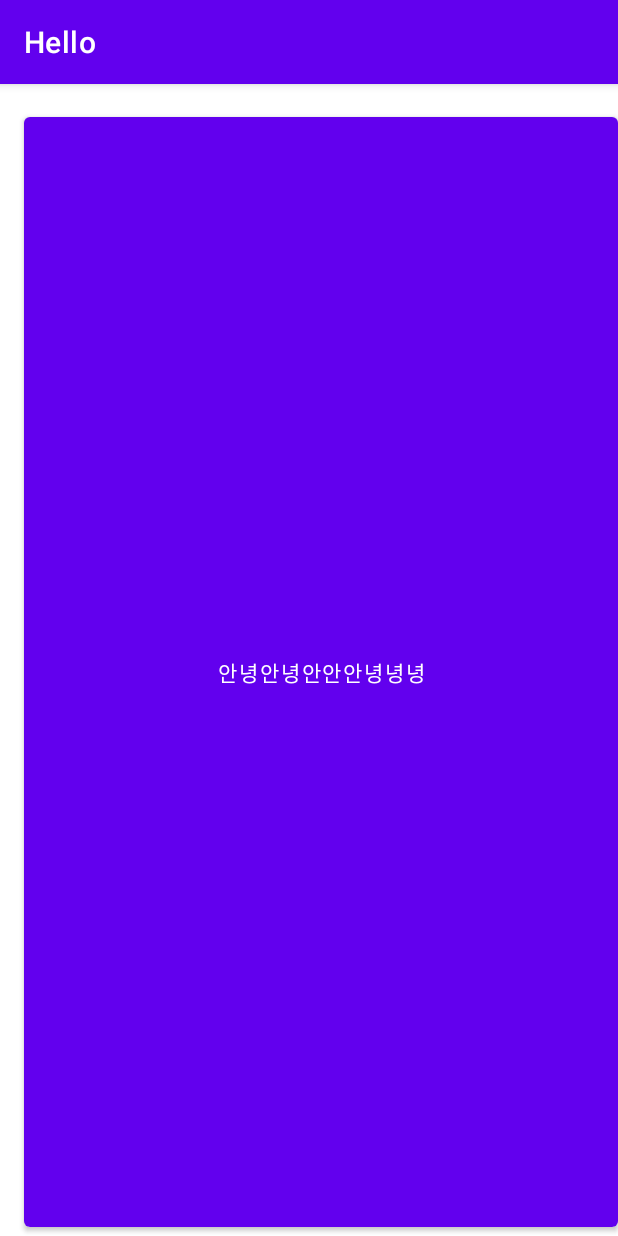
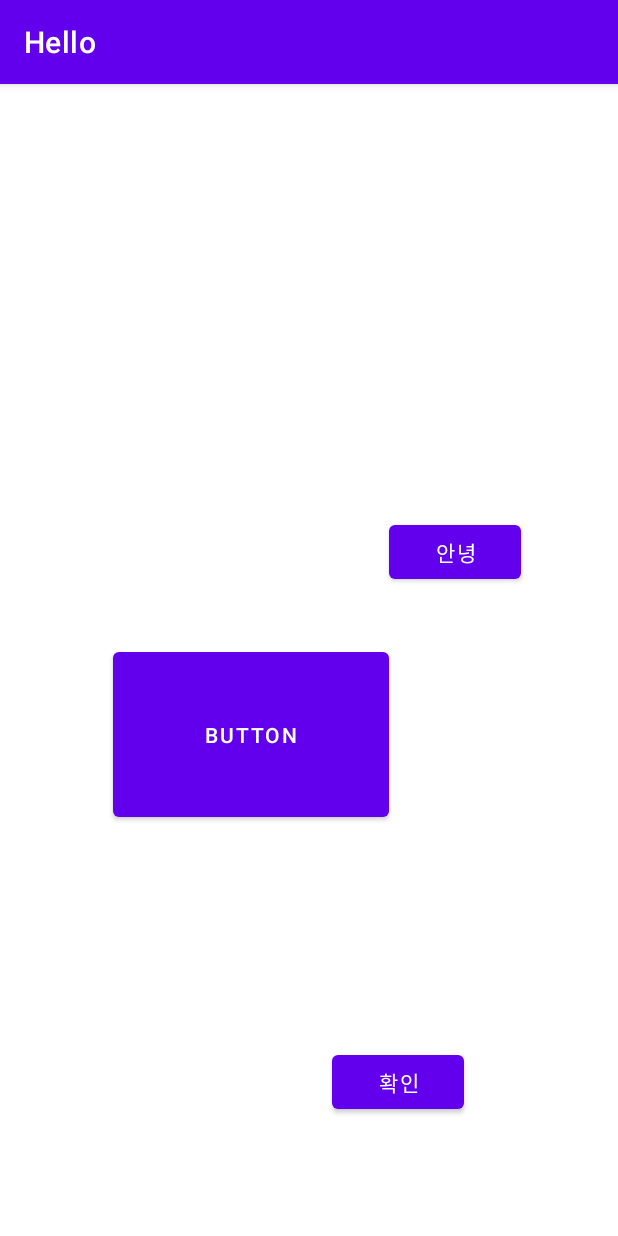
Before and after one commit to ilmntr/DoitAndroidStudio, an Android app: the screen it shows after launch (MainActivity), on a phone screen of 412 x 824 dp. Run offline under Robolectric (Android 15) with nearby library versions, the phone set to English and light mode, and no system bars.

Commit message:
delete all made 3 button and 1 guideline converted to constraintLayout

```diff
--- a/app/src/main/res/layout/activity_main.xml
+++ b/app/src/main/res/layout/activity_main.xml
@@ -1,5 +1,5 @@
 <?xml version="1.0" encoding="utf-8"?>
-<LinearLayout xmlns:android="http://schemas.android.com/apk/res/android"
+<androidx.constraintlayout.widget.ConstraintLayout xmlns:android="http://schemas.android.com/apk/res/android"
     xmlns:app="http://schemas.android.com/apk/res-auto"
     xmlns:tools="http://schemas.android.com/tools"
     android:layout_width="match_parent"
@@ -7,10 +7,47 @@
     tools:context=".MainActivity">
 
     <Button
-        android:id="@+id/button"
-        android:layout_width="match_parent"
-        android:layout_height="match_parent"
-        android:layout_marginStart="16dp"
-        android:layout_marginTop="16dp"
-        android:text="안녕안녕안안안녕녕녕" />
-</LinearLayout>
+        android:id="@+id/button2"
+        android:layout_width="wrap_content"
+        android:layout_height="wrap_content"
+        android:layout_marginTop="140dp"
+        android:text="안녕"
+        app:layout_constraintBottom_toTopOf="@+id/button4"
+        app:layout_constraintEnd_toEndOf="parent"
+        app:layout_constraintHorizontal_bias="0.801"
+        app:layout_constraintStart_toStartOf="parent"
+        app:layout_constraintTop_toTopOf="parent"
+        app:layout_constraintVertical_bias="0.803" />
+
+    <Button
+        android:id="@+id/button3"
+        android:layout_width="wrap_content"
+        android:layout_height="wrap_content"
+        android:layout_marginTop="80dp"
+        android:text="확인"
+        app:layout_constraintBottom_toBottomOf="parent"
+        app:layout_constraintEnd_toEndOf="parent"
+        app:layout_constraintHorizontal_bias="0.596"
+        app:layout_constraintStart_toStartOf="@+id/guideline2"
+        app:layout_constraintTop_toBottomOf="@+id/button2"
+        app:layout_constraintVertical_bias="0.742" />
+
+    <Button
+        android:id="@+id/button4"
+        android:layout_width="184dp"
+        android:layout_height="122dp"
+        android:text="Button"
+        app:layout_constraintBottom_toBottomOf="parent"
+        app:layout_constraintEnd_toEndOf="parent"
+        app:layout_constraintHorizontal_bias="0.33"
+        app:layout_constraintStart_toStartOf="parent"
+        app:layout_constraintTop_toTopOf="parent"
+        app:layout_constraintVertical_bias="0.577" />
+
+    <androidx.constraintlayout.widget.Guideline
+        android:id="@+id/guideline2"
+        android:layout_width="wrap_content"
+        android:layout_height="wrap_content"
+        android:orientation="vertical"
+        app:layout_constraintGuide_begin="70dp" />
+</androidx.constraintlayout.widget.ConstraintLayout>
```
